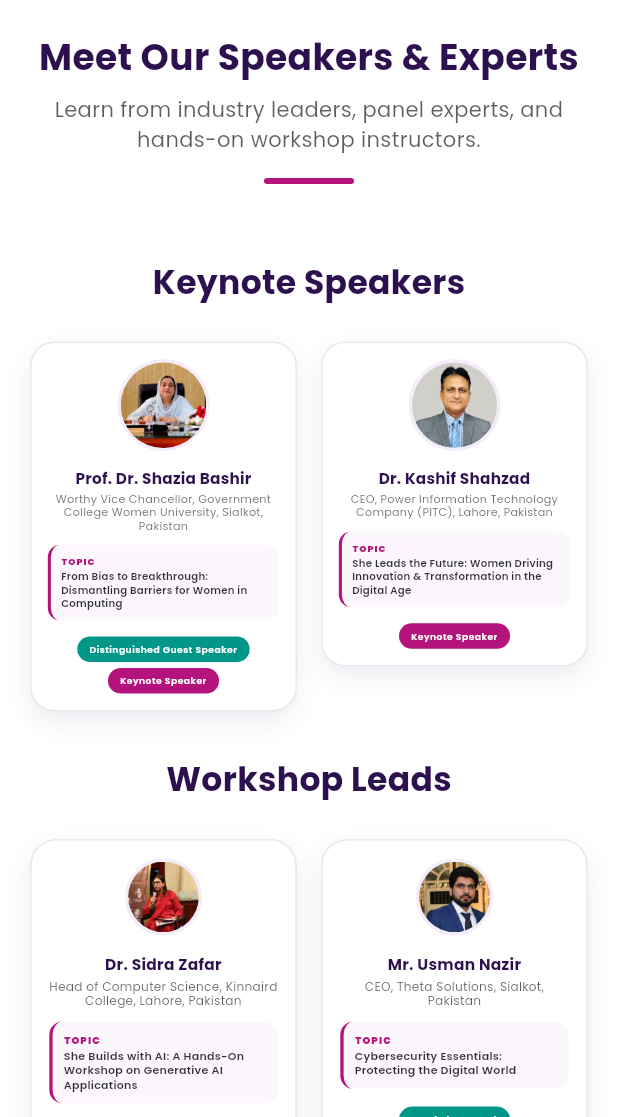
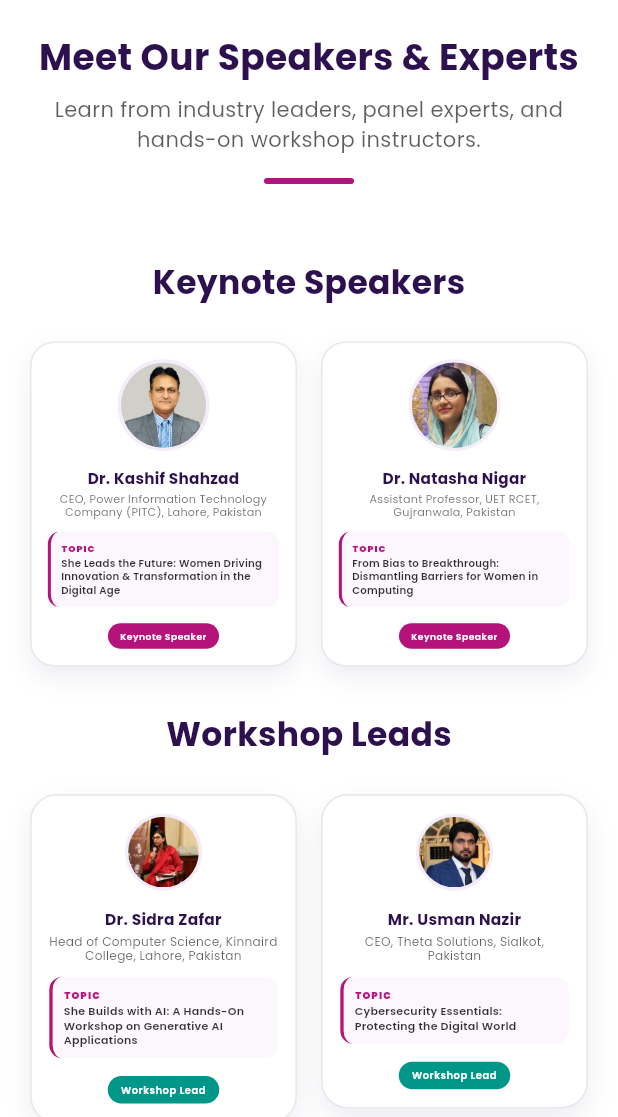
Before and after one commit to ahsxndev/celebration_acmw, a Flutter app: the SpeakersPage screen opened by its route, after a tap on the "menu" icon, after a tap on the "close" icon, on a phone screen of 412 x 824 dp, the part 119-1236 px from its top. Run offline on Flutter 3.47's test engine with Material 3 defaults, Android fonts, the phone set to English and light mode, and no system bars; our stand-ins replace flutter_map, font_awesome_flutter, go_router, google_fonts, latlong2.

Commit message:
Update and reorder keynote speaker cards
Reordered and updated keynote speaker profile cards. In speakers_page.dart the first keynote was changed to Dr. Kashif Shahzad (PITC) and the second to Dr. Natasha Nigar (UET RCET), with updated names, roles, topics, images and profile URLs; the previous Prof. Dr. Shazia Bashir card was commented out. The same Shazia card block was also commented out in home_page.dart to hide that guest. No functional logic changes were made.

```diff
--- a/lib/pages/home_page.dart
+++ b/lib/pages/home_page.dart
@@ -504,23 +504,23 @@ class _HomePageState extends State<HomePage> {
 
                 Column(
                   children: [
-                    _buildAdaptiveCard(
-                      isMobile: isMobile,
-                      width: isMobile ? (screenWidth * 0.75) : 320,
-                      card: const UniversalProfileCard(
-                        name: "Prof. Dr. Shazia Bashir",
-                        role: "Worthy Vice Chancellor, Government College Women University, Sialkot, Pakistan",
-                        imageUrl: "assets/images/persons/shazia.jpeg",
-                        profileUrl: "https://gcwus.edu.pk/message-of-vice-chancellor/",
-                        tagText: "Distinguished Guest Speaker",
-                        tagColor: Colors.teal,
-                        secondaryTagText: "Keynote Speaker",
-                        secondaryTagColor: AppTheme.accentMagenta,
-                        size: CardSize.large,
-                      ),
-                    ),
-
-                    SizedBox(height: isMobile ? 24 : 40),
+                    // _buildAdaptiveCard(
+                    //   isMobile: isMobile,
+                    //   width: isMobile ? (screenWidth * 0.75) : 320,
+                    //   card: const UniversalProfileCard(
+                    //     name: "Prof. Dr. Shazia Bashir",
+                    //     role: "Worthy Vice Chancellor, Government College Women University, Sialkot, Pakistan",
+                    //     imageUrl: "assets/images/persons/shazia.jpeg",
+                    //     profileUrl: "https://gcwus.edu.pk/message-of-vice-chancellor/",
+                    //     tagText: "Distinguished Guest Speaker",
+                    //     tagColor: Colors.teal,
+                    //     secondaryTagText: "Keynote Speaker",
+                    //     secondaryTagColor: AppTheme.accentMagenta,
+                    //     size: CardSize.large,
+                    //   ),
+                    // ),
+                    //
+                    // SizedBox(height: isMobile ? 24 : 40),
 
                     Wrap(
                       spacing: isMobile ? mobileSpacing : 24,
--- a/lib/pages/speakers_page.dart
+++ b/lib/pages/speakers_page.dart
@@ -56,25 +56,6 @@ class SpeakersPage extends StatelessWidget {
                   runSpacing: isMobile ? mobileSpacing : 30,
                   alignment: WrapAlignment.center,
                   children: [
-                    // KEYNOTE 2 - DR. SHAZIA WITH TWO TAGS
-                    _buildAdaptiveCard(
-                      isMobile: isMobile,
-                      width: keynoteCardWidth,
-                      card: const UniversalProfileCard(
-                        name: "Prof. Dr. Shazia Bashir",
-                        role: "Worthy Vice Chancellor, Government College Women University, Sialkot, Pakistan",
-                        imageUrl: "assets/images/persons/shazia.jpeg",
-                        profileUrl: "https://gcwus.edu.pk/message-of-vice-chancellor/",
-                        topic: "From Bias to Breakthrough: Dismantling Barriers for Women in Computing",
-                        // Primary Tag - NOW GREEN
-                        tagText: "Distinguished Guest Speaker",
-                        tagColor: Colors.teal, // Changed to a nice green!
-                        // Secondary Tag
-                        secondaryTagText: "Keynote Speaker",
-                        secondaryTagColor: AppTheme.accentMagenta,
-                        size: CardSize.large,
-                      ),
-                    ),
                     _buildAdaptiveCard(
                       isMobile: isMobile,
                       width: keynoteCardWidth,
@@ -90,7 +71,39 @@ class SpeakersPage extends StatelessWidget {
                       ),
                     ),
 
-                    // KEYNOTE 2 - DR. SHAZIA WITH TWO TAGS
+                    _buildAdaptiveCard(
+                      isMobile: isMobile,
+                      width: keynoteCardWidth,
+                      card: const UniversalProfileCard(
+                        name: "Dr. Natasha Nigar",
+                        role: "Assistant Professor, UET RCET, Gujranwala, Pakistan",
+                        imageUrl: "assets/images/persons/natasha.png",
+                        profileUrl: "https://staff.uet.edu.pk/profile/973",
+                        topic: "From Bias to Breakthrough: Dismantling Barriers for Women in Computing",
+                        tagText: "Keynote Speaker",
+                        tagColor: AppTheme.accentMagenta,
+                        size: CardSize.large,
+                      ),
+                    ),
+
+                    // _buildAdaptiveCard(
+                    //   isMobile: isMobile,
+                    //   width: keynoteCardWidth,
+                    //   card: const UniversalProfileCard(
+                    //     name: "Prof. Dr. Shazia Bashir",
+                    //     role: "Worthy Vice Chancellor, Government College Women University, Sialkot, Pakistan",
+                    //     imageUrl: "assets/images/persons/shazia.jpeg",
+                    //     profileUrl: "https://gcwus.edu.pk/message-of-vice-chancellor/",
+                    //     topic: "From Bias to Breakthrough: Dismantling Barriers for Women in Computing",
+                    //     // Primary Tag - NOW GREEN
+                    //     tagText: "Distinguished Guest Speaker",
+                    //     tagColor: Colors.teal, // Changed to a nice green!
+                    //     // Secondary Tag
+                    //     secondaryTagText: "Keynote Speaker",
+                    //     secondaryTagColor: AppTheme.accentMagenta,
+                    //     size: CardSize.large,
+                    //   ),
+                    // ),
 
                   ],
                 ),
```
Also changed, not shown: pubspec.lock.
